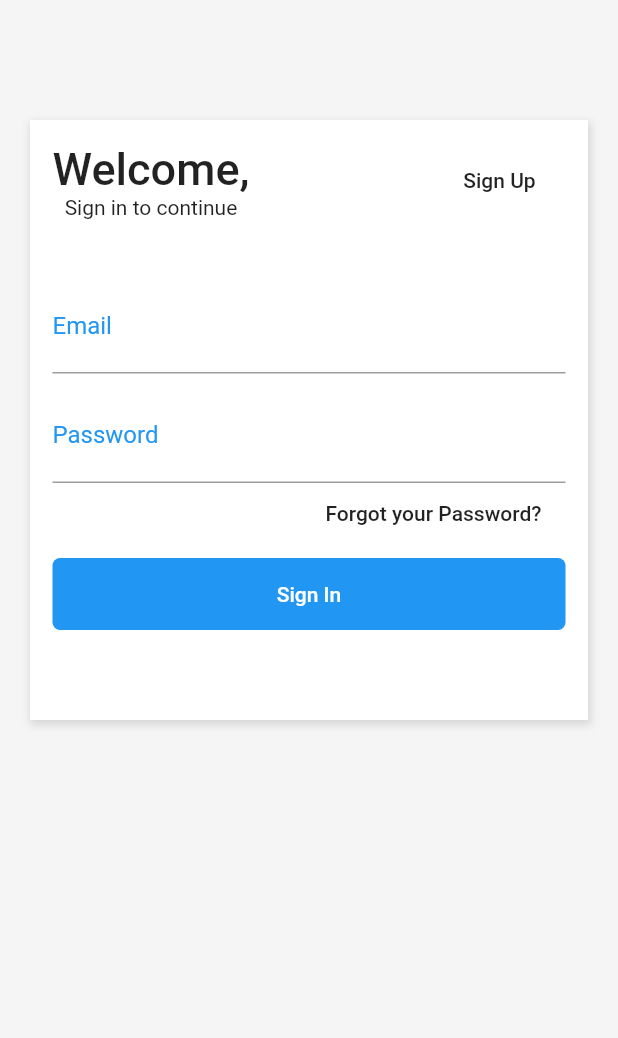
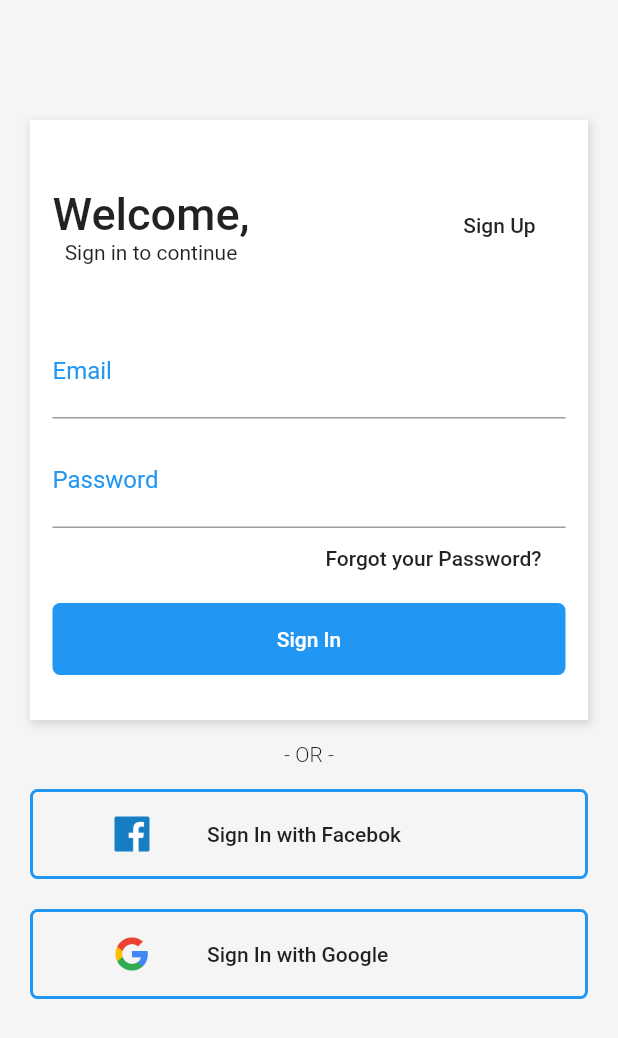
Before and after one commit to tonkunz/shopping_layout, a Flutter app: the screen it shows after launch, on a phone screen of 412 x 824 dp. Shown: the top 1038 px of the screen. Run offline on Flutter 3.47's test engine with Material 2 defaults, Android fonts, the phone set to English and light mode, and no system bars.

Commit message:
Adiciona página de login

```diff
--- a/lib/pages/login_page.dart
+++ b/lib/pages/login_page.dart
@@ -4,7 +4,8 @@ class LoginPage extends StatelessWidget {
   @override
   Widget build(BuildContext context) {
     return Scaffold(
-      body: Container(
+      body: SingleChildScrollView(
+        child: Container(
           color: Color(0xFFF5F5F5),
           padding: EdgeInsets.only(top: 80, left: 20, right: 20, bottom: 40),
           child: Column(
@@ -20,8 +21,12 @@ class LoginPage extends StatelessWidget {
                   ),
                 ]),
                 child: Padding(
-                padding: EdgeInsets.all(15),
-                child: ListView(
+                  padding: EdgeInsets.only(
+                    left: 15,
+                    right: 15,
+                    top: 45,
+                  ),
+                  child: Column(
                     children: <Widget>[
                       Row(
                         mainAxisAlignment: MainAxisAlignment.spaceBetween,
@@ -91,13 +96,12 @@ class LoginPage extends StatelessWidget {
                         height: 10,
                       ),
                       Container(
+                        width: double.infinity,
                         child: FlatButton(
                           onPressed: () {},
                           child: Text(
                             'Sign In',
-                          style: TextStyle(
-                            color: Colors.white
-                          ),
+                            style: TextStyle(color: Colors.white),
                           ),
                         ),
                         decoration: BoxDecoration(
@@ -111,7 +115,77 @@ class LoginPage extends StatelessWidget {
                   ),
                 ),
               ),
+              Container(
+                padding: EdgeInsets.symmetric(vertical: 15),
+                child: Text(
+                  "- OR -",
+                  style: TextStyle(
+                    fontSize: 14,
+                    fontWeight: FontWeight.w300,
+                  ),
+                ),
+              ),
+              Container(
+                width: double.infinity,
+                height: 60,
+                decoration: BoxDecoration(
+                  border: Border.all(
+                    width: 2.0,
+                    color: Theme.of(context).accentColor,
+                  ),
+                  borderRadius: BorderRadius.all(
+                    Radius.circular(5),
+                  ),
+                ),
+                child: FlatButton(
+                  onPressed: () {},
+                  child: Row(
+                    children: <Widget>[
+                      Container(
+                        height: 24,
+                        width: 100,
+                        child: Image.asset(
+                          "assets/facebook.png",
+                          width: 24,
+                        ),
+                      ),
+                      Text('Sign In with Facebok'),
                     ],
+                  ),
+                ),
+              ),
+              SizedBox(height: 20),
+              Container(
+                width: double.infinity,
+                height: 60,
+                decoration: BoxDecoration(
+                  border: Border.all(
+                    width: 2.0,
+                    color: Theme.of(context).accentColor,
+                  ),
+                  borderRadius: BorderRadius.all(
+                    Radius.circular(5),
+                  ),
+                ),
+                child: FlatButton(
+                  onPressed: () {},
+                  child: Row(
+                    children: <Widget>[
+                      Container(
+                        height: 24,
+                        width: 100,
+                        child: Image.asset(
+                          "assets/google.png",
+                          width: 24,
+                        ),
+                      ),
+                      Text('Sign In with Google'),
+                    ],
+                  ),
+                ),
+              ),
+            ],
+          ),
         ),
       ),
     );
```
Also changed, not shown: pubspec.yaml (+18 -3 lines), assets/Icon_Devices.png (added), assets/Icon_Gadgets.png (added), assets/Icon_Gaming.png (added), assets/Icon_Mens_Shoe.png (added), assets/Icon_Womens_Shoe.png (added), assets/facebook.png (added), assets/google.png (added), assets/product-1.png (added), assets/product-10.png (added), assets/product-2.png (added), assets/product-3.png (added), assets/product-4.png (added), assets/product-5.png (added), 4 more files. Lines whose indentation alone changed are shown as unchanged.
